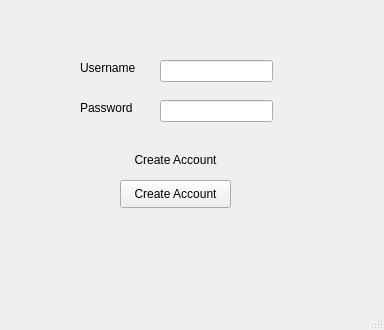
This is Code/Create Account.ui in richardj99/coursework as Qt 5 draws it before an edit. The edited form follows.
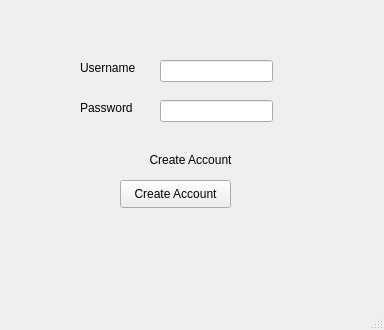
This is the edited form.

Patch:
```diff
--- a/Code/Create Account.ui
+++ b/Code/Create Account.ui
@@ -79,9 +79,9 @@
    <widget class="QLabel" name="lbl_info">
     <property name="geometry">
      <rect>
-      <x>70</x>
+      <x>0</x>
       <y>150</y>
-      <width>211</width>
+      <width>381</width>
       <height>20</height>
      </rect>
     </property>
```
